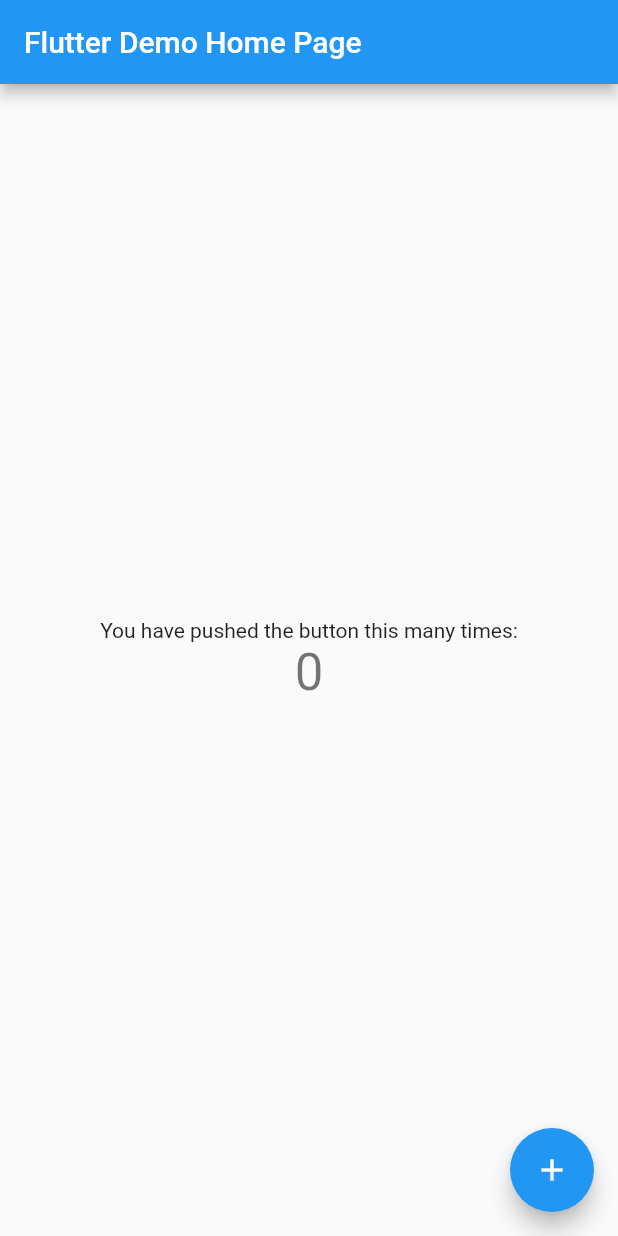
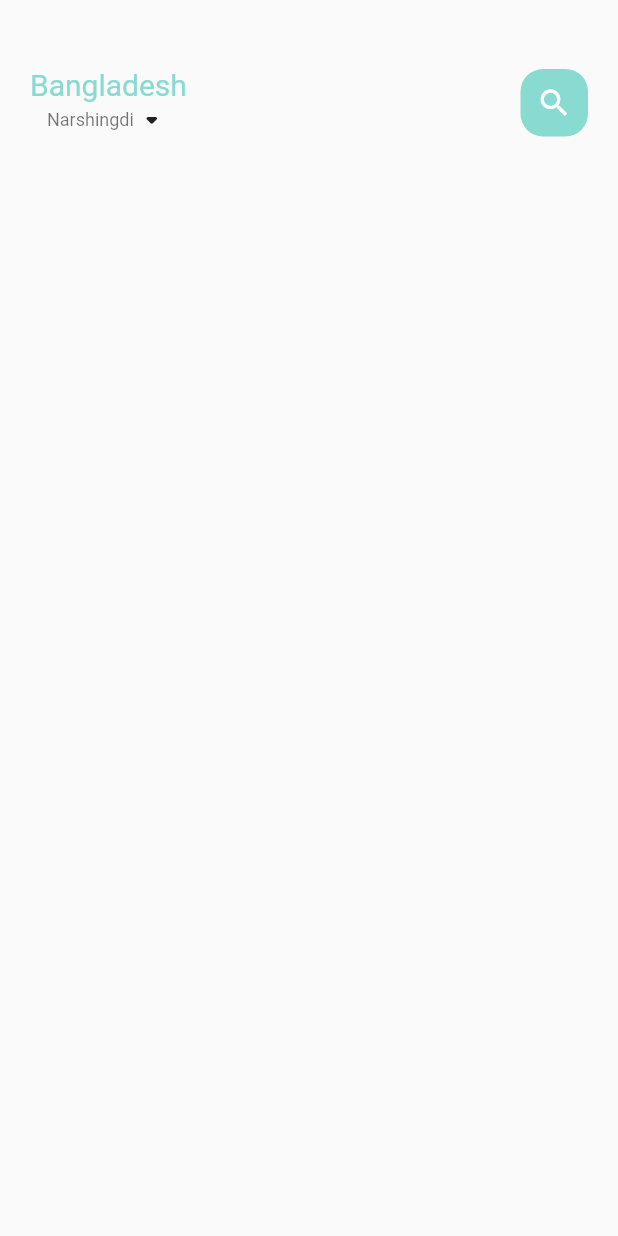
Before and after one commit to abdulawalarif/food_delivery_application, a Flutter app: the screen it shows after launch, on a phone screen of 412 x 824 dp. Run offline on Flutter 3.47's test engine with Material 2 defaults, Android fonts, the phone set to English and light mode, and no system bars.

Commit message:
home page Appbar is done

```diff
--- /dev/null
+++ b/TODO.txt
@@ -0,0 +1,2 @@
+URL: https://www.youtube.com/watch?v=7dAt-JMSCVQ&list=PL3nPgdhXQtHfgtMpD_0EvJm-8LP3uNfc-
+Time: 38:41 / 11:59:48
--- /dev/null
+++ b/lib/home/main_food_page.dart
@@ -0,0 +1,59 @@
+import 'package:flutter/material.dart';
+import 'package:food_delivery_application/utils/colors.dart';
+
+import '../widgets/big_text.dart';
+import '../widgets/small_text.dart';
+
+class MainFoodPage extends StatefulWidget {
+  const MainFoodPage({Key? key}) : super(key: key);
+
+  @override
+  State<MainFoodPage> createState() => _MainFoodPageState();
+}
+
+class _MainFoodPageState extends State<MainFoodPage> {
+  @override
+  Widget build(BuildContext context) {
+    return Scaffold(
+      body: Column(
+        children: [
+          Container(
+            child: Container(
+              margin: EdgeInsets.only(top: 45, bottom: 15),
+              padding: EdgeInsets.only(left: 20, right: 20),
+              child: Row(
+                mainAxisAlignment: MainAxisAlignment.spaceBetween,
+                children: [
+                  Column(
+                    children: [
+                      BigText(text: 'Bangladesh', color: AppColors.mainColor),
+                      Row(
+                        children: [
+                          SmallText(text: "Narshingdi", color: Colors.black54),
+                          Icon(Icons.arrow_drop_down_rounded)
+                        ],
+                      )
+                    ],
+                  ),
+                  Center(
+                    child: Container(
+                      width: 45,
+                      height: 45,
+                      child: Icon(
+                        Icons.search,
+                        color: Colors.white,
+                      ),
+                      decoration: BoxDecoration(
+                          borderRadius: BorderRadius.circular(15),
+                          color: AppColors.mainColor),
+                    ),
+                  )
+                ],
+              ),
+            ),
+          ),
+        ],
+      ),
+    );
+  }
+}
--- a/lib/main.dart
+++ b/lib/main.dart
@@ -1,4 +1,5 @@
 import 'package:flutter/material.dart';
+import 'home/main_food_page.dart';
 
 void main() {
   runApp(const MyApp());
@@ -6,110 +7,15 @@ void main() {
 
 class MyApp extends StatelessWidget {
   const MyApp({Key? key}) : super(key: key);
-
-  // This widget is the root of your application.
   @override
   Widget build(BuildContext context) {
     return MaterialApp(
+      debugShowCheckedModeBanner: false,
       title: 'Flutter Demo',
       theme: ThemeData(
-        // This is the theme of your application.
-        //
-        // Try running your application with "flutter run". You'll see the
-        // application has a blue toolbar. Then, without quitting the app, try
-        // changing the primarySwatch below to Colors.green and then invoke
-        // "hot reload" (press "r" in the console where you ran "flutter run",
-        // or simply save your changes to "hot reload" in a Flutter IDE).
-        // Notice that the counter didn't reset back to zero; the application
-        // is not restarted.
         primarySwatch: Colors.blue,
       ),
-      home: const MyHomePage(title: 'Flutter Demo Home Page'),
+      home: const MainFoodPage(),
     );
   }
 }
-
-class MyHomePage extends StatefulWidget {
-  const MyHomePage({Key? key, required this.title}) : super(key: key);
-
-  // This widget is the home page of your application. It is stateful, meaning
-  // that it has a State object (defined below) that contains fields that affect
-  // how it looks.
-
-  // This class is the configuration for the state. It holds the values (in this
-  // case the title) provided by the parent (in this case the App widget) and
-  // used by the build method of the State. Fields in a Widget subclass are
-  // always marked "final".
-
-  final String title;
-
-  @override
-  State<MyHomePage> createState() => _MyHomePageState();
-}
-
-class _MyHomePageState extends State<MyHomePage> {
-  int _counter = 0;
-
-  void _incrementCounter() {
-    setState(() {
-      // This call to setState tells the Flutter framework that something has
-      // changed in this State, which causes it to rerun the build method below
-      // so that the display can reflect the updated values. If we changed
-      // _counter without calling setState(), then the build method would not be
-      // called again, and so nothing would appear to happen.
-      _counter++;
-    });
-  }
-
-  @override
-  Widget build(BuildContext context) {
-    // This method is rerun every time setState is called, for instance as done
-    // by the _incrementCounter method above.
-    //
-    // The Flutter framework has been optimized to make rerunning build methods
-    // fast, so that you can just rebuild anything that needs updating rather
-    // than having to individually change instances of widgets.
-    return Scaffold(
-      appBar: AppBar(
-        // Here we take the value from the MyHomePage object that was created by
-        // the App.build method, and use it to set our appbar title.
-        title: Text(widget.title),
-      ),
-      body: Center(
-        // Center is a layout widget. It takes a single child and positions it
-        // in the middle of the parent.
-        child: Column(
-          // Column is also a layout widget. It takes a list of children and
-          // arranges them vertically. By default, it sizes itself to fit its
-          // children horizontally, and tries to be as tall as its parent.
-          //
-          // Invoke "debug painting" (press "p" in the console, choose the
-          // "Toggle Debug Paint" action from the Flutter Inspector in Android
-          // Studio, or the "Toggle Debug Paint" command in Visual Studio Code)
-          // to see the wireframe for each widget.
-          //
-          // Column has various properties to control how it sizes itself and
-          // how it positions its children. Here we use mainAxisAlignment to
-          // center the children vertically; the main axis here is the vertical
-          // axis because Columns are vertical (the cross axis would be
-          // horizontal).
-          mainAxisAlignment: MainAxisAlignment.center,
-          children: <Widget>[
-            const Text(
-              'You have pushed the button this many times:',
-            ),
-            Text(
-              '$_counter',
-              style: Theme.of(context).textTheme.headline4,
-            ),
-          ],
-        ),
-      ),
-      floatingActionButton: FloatingActionButton(
-        onPressed: _incrementCounter,
-        tooltip: 'Increment',
-        child: const Icon(Icons.add),
-      ), // This trailing comma makes auto-formatting nicer for build methods.
-    );
-  }
-}
--- /dev/null
+++ b/lib/widgets/big_text.dart
@@ -0,0 +1,30 @@
+import 'package:flutter/material.dart';
+
+class BigText extends StatelessWidget {
+  Color? color;
+  final String text;
+  double size;
+  TextOverflow overflow;
+  BigText(
+      {Key? key,
+      this.color = const Color(0xFF332d2b),
+      this.size = 20,
+      required this.text,
+      this.overflow = TextOverflow.ellipsis})
+      : super(key: key);
+
+  @override
+  Widget build(BuildContext context) {
+    return Text(
+      text,
+      overflow: overflow,
+      maxLines: 1,
+      style: TextStyle(
+        fontFamily: 'Roboto',
+        color: color,
+        fontWeight: FontWeight.w400,
+        fontSize: size,
+      ),
+    );
+  }
+}
--- /dev/null
+++ b/lib/widgets/small_text.dart
@@ -0,0 +1,29 @@
+import 'package:flutter/material.dart';
+
+class SmallText extends StatelessWidget {
+  Color? color;
+  final String text;
+  double size;
+  double height;
+  SmallText({
+    Key? key,
+    this.color = const Color(0xFFccc7c5),
+    this.size = 12,
+    required this.text,
+    this.height = 1.2,
+  }) : super(key: key);
+
+  @override
+  Widget build(BuildContext context) {
+    return Text(
+      text,
+      style: TextStyle(
+        fontFamily: 'Roboto',
+        color: color,
+        fontWeight: FontWeight.w400,
+        fontSize: size,
+        height: height,
+      ),
+    );
+  }
+}
```
